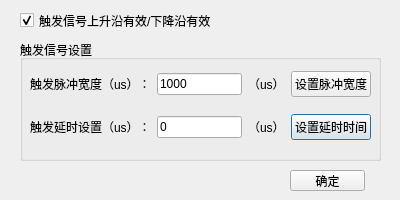
Old version of the form trigsettingsdlg.ui in the repository xiaoliang2121/MVCCamera.
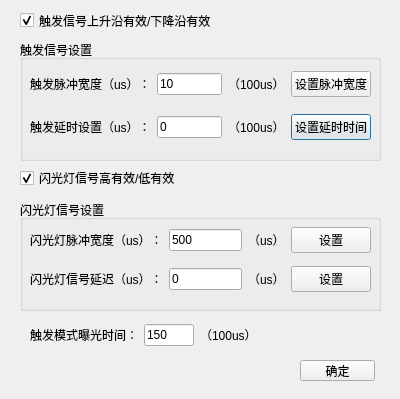
New version of the form.

Patch:
```diff
--- a/trigsettingsdlg.ui
+++ b/trigsettingsdlg.ui
@@ -7,7 +7,7 @@
     <x>0</x>
     <y>0</y>
     <width>400</width>
-    <height>200</height>
+    <height>399</height>
    </rect>
   </property>
   <property name="windowTitle">
@@ -82,7 +82,7 @@
      <item row="0" column="1">
       <widget class="QLineEdit" name="lineEdit_SetPalse">
        <property name="text">
-        <string>1000</string>
+        <string>10</string>
        </property>
       </widget>
      </item>
@@ -96,14 +96,14 @@
      <item row="0" column="2">
       <widget class="QLabel" name="label_3">
        <property name="text">
-        <string>（us）</string>
+        <string>（100us）</string>
        </property>
       </widget>
      </item>
      <item row="1" column="2">
       <widget class="QLabel" name="label_4">
        <property name="text">
-        <string>（us）</string>
+        <string>（100us）</string>
        </property>
       </widget>
      </item>
@@ -113,8 +113,8 @@
   <widget class="QPushButton" name="pushButton_Ok">
    <property name="geometry">
     <rect>
-     <x>290</x>
-     <y>170</y>
+     <x>300</x>
+     <y>360</y>
      <width>75</width>
      <height>21</height>
     </rect>
@@ -123,6 +123,155 @@
     <string>确定</string>
    </property>
   </widget>
+  <widget class="QGroupBox" name="groupBox_2">
+   <property name="geometry">
+    <rect>
+     <x>20</x>
+     <y>200</y>
+     <width>361</width>
+     <height>111</height>
+    </rect>
+   </property>
+   <property name="title">
+    <string>闪光灯信号设置</string>
+   </property>
+   <widget class="QWidget" name="gridLayoutWidget_2">
+    <property name="geometry">
+     <rect>
+      <x>10</x>
+      <y>20</y>
+      <width>341</width>
+      <height>80</height>
+     </rect>
+    </property>
+    <layout class="QGridLayout" name="gridLayout_2">
+     <item row="0" column="1">
+      <widget class="QLineEdit" name="lineEdit_FlashWidth">
+       <property name="text">
+        <string>500</string>
+       </property>
+      </widget>
+     </item>
+     <item row="0" column="0">
+      <widget class="QLabel" name="label_5">
+       <property name="text">
+        <string>闪光灯脉冲宽度（us）：</string>
+       </property>
+      </widget>
+     </item>
+     <item row="0" column="2">
+      <widget class="QLabel" name="label_7">
+       <property name="text">
+        <string>（us）</string>
+       </property>
+      </widget>
+     </item>
+     <item row="1" column="2">
+      <widget class="QLabel" name="label_8">
+       <property name="text">
+        <string>（us）</string>
+       </property>
+      </widget>
+     </item>
+     <item row="1" column="1">
+      <widget class="QLineEdit" name="lineEdit_FlashDelay">
+       <property name="text">
+        <string>0</string>
+       </property>
+      </widget>
+     </item>
+     <item row="1" column="0">
+      <widget class="QLabel" name="label_6">
+       <property name="text">
+        <string>闪光灯信号延迟（us）：</string>
+       </property>
+      </widget>
+     </item>
+     <item row="0" column="3">
+      <widget class="QPushButton" name="pushButton_FlashWidth">
+       <property name="text">
+        <string>设置</string>
+       </property>
+      </widget>
+     </item>
+     <item row="1" column="3">
+      <widget class="QPushButton" name="pushButton_FlashDelay">
+       <property name="text">
+        <string>设置</string>
+       </property>
+      </widget>
+     </item>
+    </layout>
+   </widget>
+  </widget>
+  <widget class="QCheckBox" name="checkBox_FlashUpOrDown">
+   <property name="geometry">
+    <rect>
+     <x>20</x>
+     <y>170</y>
+     <width>171</width>
+     <height>16</height>
+    </rect>
+   </property>
+   <property name="text">
+    <string>闪光灯信号高有效/低有效</string>
+   </property>
+   <property name="checked">
+    <bool>true</bool>
+   </property>
+  </widget>
+  <widget class="QWidget" name="gridLayoutWidget_3">
+   <property name="geometry">
+    <rect>
+     <x>30</x>
+     <y>320</y>
+     <width>341</width>
+     <height>31</height>
+    </rect>
+   </property>
+   <layout class="QGridLayout" name="gridLayout_3">
+    <item row="0" column="0">
+     <widget class="QLabel" name="label_9">
+      <property name="text">
+       <string>触发模式曝光时间：</string>
+      </property>
+     </widget>
+    </item>
+    <item row="0" column="1">
+     <widget class="QLineEdit" name="lineEdit_SetExposure">
+      <property name="maximumSize">
+       <size>
+        <width>50</width>
+        <height>16777215</height>
+       </size>
+      </property>
+      <property name="text">
+       <string>150</string>
+      </property>
+     </widget>
+    </item>
+    <item row="0" column="2">
+     <widget class="QLabel" name="label_10">
+      <property name="text">
+       <string>（100us）</string>
+      </property>
+     </widget>
+    </item>
+    <item row="0" column="3">
+     <spacer name="horizontalSpacer">
+      <property name="orientation">
+       <enum>Qt::Horizontal</enum>
+      </property>
+      <property name="sizeHint" stdset="0">
+       <size>
+        <width>40</width>
+        <height>20</height>
+       </size>
+      </property>
+     </spacer>
+    </item>
+   </layout>
+  </widget>
  </widget>
  <resources/>
  <connections>
```
Left out of the diff: 32 changed lines with no effect on the pictures.
